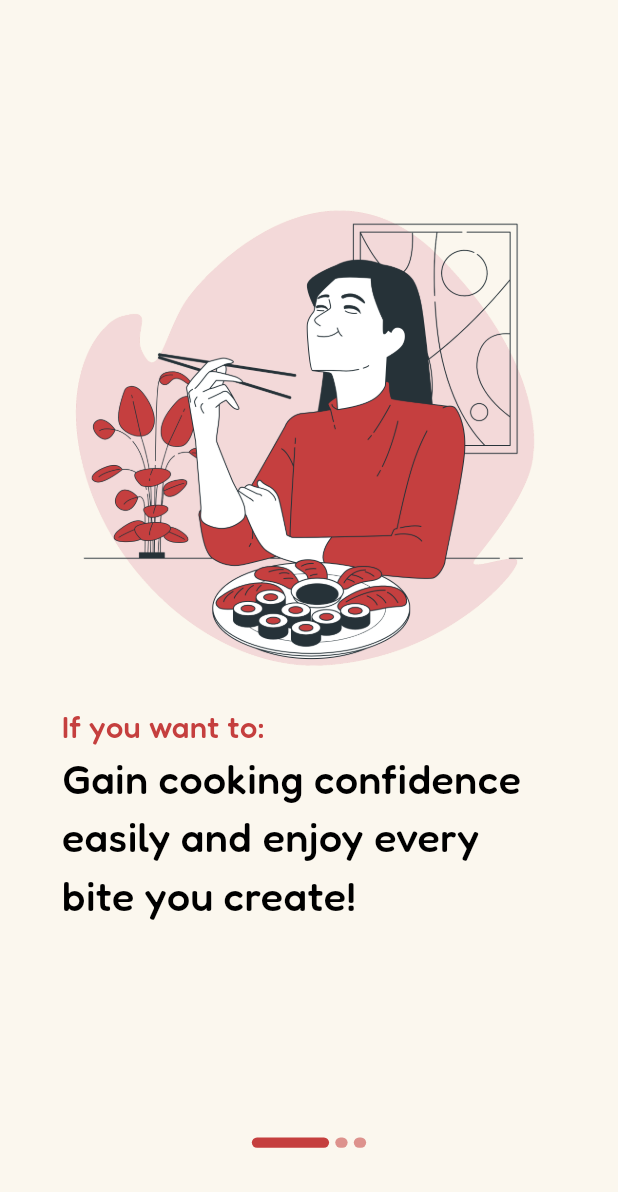
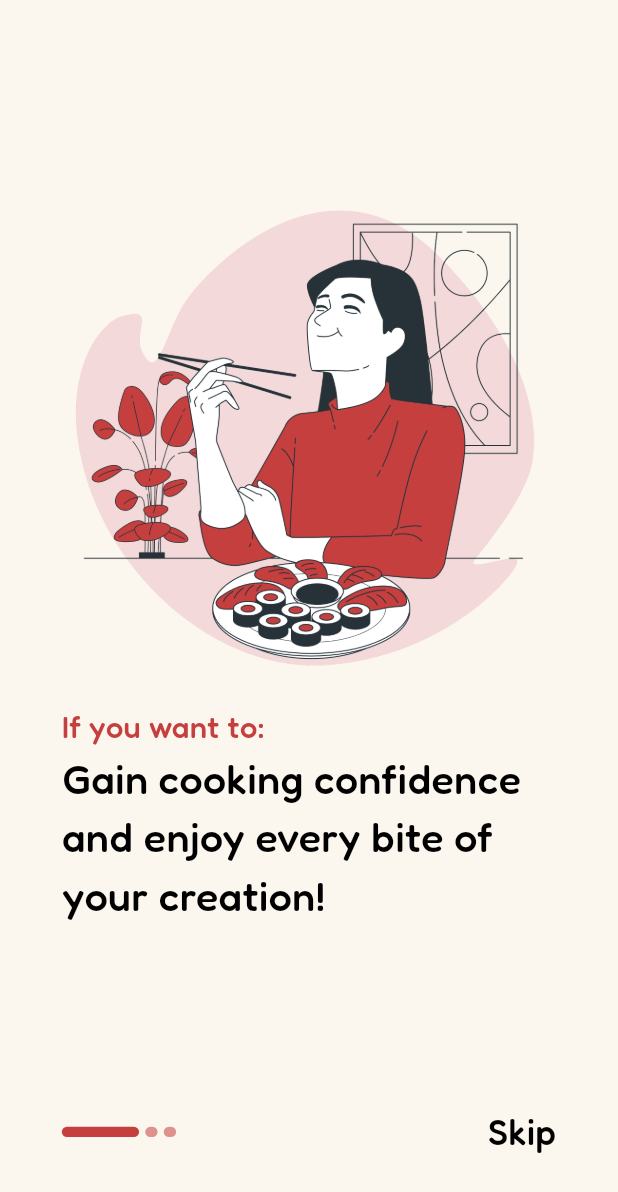
Before and after one commit to Abdusalom-mobile-developer/magic_hands, a Flutter app: the screen it shows after launch, on a phone screen of 412 x 824 dp. Shown: the top 1192 px of the screen. Run offline on Flutter 3.47's test engine with Material 3 defaults, Android fonts, the phone set to English and light mode, and no system bars; our stand-ins replace go_router.

Commit message:
Added Register Screen.

```diff
--- a/lib/config/widgets.dart
+++ b/lib/config/widgets.dart
@@ -1,6 +1,5 @@
 import 'package:flutter/material.dart';
 import 'package:magic_hands/config/colors.dart';
-import 'package:magic_hands/config/img_path.dart';
 import 'package:magic_hands/config/methods.dart';
 
 class CustomWidgets {
--- a/lib/main.dart
+++ b/lib/main.dart
@@ -1,6 +1,7 @@
 import 'package:flutter/material.dart';
 import 'package:go_router/go_router.dart';
 import 'package:magic_hands/screens/onboarding.dart';
+import 'package:magic_hands/screens/register.dart';
 import 'package:magic_hands/screens/splash.dart';
 
 void main() {
@@ -33,6 +34,11 @@ class MyApp extends StatelessWidget {
       path: "/onboarding",
       builder: (context, state) => const OnboardingScreen(),
     ),
+    GoRoute(
+      name: "register",
+      path: "/register",
+      builder: (context, state) => const RegisterScreen(),
+    ),
 
   ]);
 }
--- a/lib/screens/onboarding.dart
+++ b/lib/screens/onboarding.dart
@@ -1,11 +1,11 @@
 import 'package:flutter/material.dart';
+import 'package:go_router/go_router.dart';
 import 'package:magic_hands/config/colors.dart';
 import 'package:magic_hands/config/img_path.dart';
 import 'package:magic_hands/config/methods.dart';
 import 'package:magic_hands/config/widgets.dart';
 
 class OnboardingScreen extends StatefulWidget {
-  static const String id = "/onboarding_screen";
   const OnboardingScreen({super.key});
 
   @override
@@ -29,27 +29,72 @@ class _OnboardingScreenState extends State<OnboardingScreen> {
             },
             children: [
               CustomWidgets.pageViewPages(context, ImgPath.enjoyingGirl,
-                  "Gain cooking confidence easily and enjoy every bite you create!"),
+                  "Gain cooking confidence and enjoy every bite of your creation!"),
               CustomWidgets.pageViewPages(context, ImgPath.happyGirl,
-                  "Master your cooking skills and enjoy every bite with total satisfaction."),
+                  "Master your cooking skills and enjoy with total satisfaction."),
               CustomWidgets.pageViewPages(context, ImgPath.thinkingGirl,
                   "Master cooking styles from every corner of the world from home."),
             ],
           ),
           Container(
             alignment: Alignment.bottomCenter,
-            child: Padding(
+            margin: EdgeInsets.symmetric(
+                horizontal: CustomMethods.mediaWidth(context, 10)),
             padding:
-                  EdgeInsets.only(bottom: CustomMethods.mediaWidth(context, 7)),
-              child:
-                  Column(mainAxisAlignment: MainAxisAlignment.end, children: [
+                EdgeInsets.only(bottom: CustomMethods.mediaWidth(context, 9.9)),
+            child: Column(mainAxisAlignment: MainAxisAlignment.end, children: [
+              Row(
+                mainAxisAlignment: MainAxisAlignment.spaceBetween,
+                children: [
                   Row(
                     mainAxisAlignment: MainAxisAlignment.center,
                     children: CustomWidgets.rowOfLines(context, _currentIndex),
                   ),
+                  _currentIndex < 2
+                      ? Padding(
+                          padding: EdgeInsets.symmetric(
+                              vertical: CustomMethods.mediaWidth(context, 40)),
+                          child: GestureDetector(
+                            onTap: () {
+                              context.go("/register");
+                            },
+                            child: Text(
+                              "Skip",
+                              style: TextStyle(
+                                  color: ColorsClass.black,
+                                  fontFamily: "Fredoka",
+                                  fontSize:
+                                      CustomMethods.mediaWidth(context, 17)),
+                            ),
+                          ),
+                        )
+                      : GestureDetector(
+                          onTap: () {
+                            context.go("/register");
+                          },
+                          child: Container(
+                            padding: EdgeInsets.symmetric(
+                                horizontal:
+                                    CustomMethods.mediaWidth(context, 30),
+                                vertical:
+                                    CustomMethods.mediaWidth(context, 40)),
+                            decoration: BoxDecoration(
+                                color: ColorsClass.darkRed,
+                                borderRadius: BorderRadius.circular(10)),
+                            child: Text(
+                              "Get Started",
+                              style: TextStyle(
+                                  color: ColorsClass.bgColor,
+                                  fontFamily: "Fredoka",
+                                  fontSize:
+                                      CustomMethods.mediaWidth(context, 17)),
+                            ),
+                          ),
+                        )
+                ],
+              ),
             ]),
           ),
-          )
         ],
       ),
     );
```
Also changed, not shown: lib/screens/register.dart (added, +165 -0 lines). Lines whose indentation alone changed are shown as unchanged.
